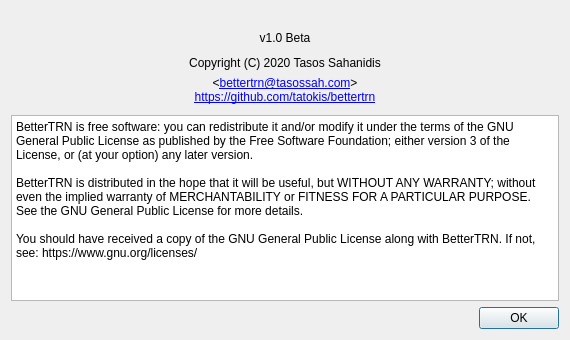
This is aboutwindow.ui in tatokis/bettertrn as Qt 5 draws it before an edit. The edited form follows.
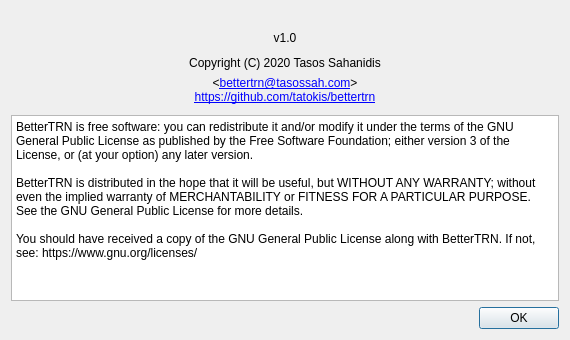
This is the edited form. Icons and pictures are not drawn.

The edit to the form file:
```diff
--- a/aboutwindow.ui
+++ b/aboutwindow.ui
@@ -70,7 +70,7 @@
    <item>
     <widget class="QLabel" name="label_3">
      <property name="text">
-      <string>v1.0 Beta</string>
+      <string>v1.0</string>
      </property>
      <property name="alignment">
       <set>Qt::AlignCenter</set>
```
